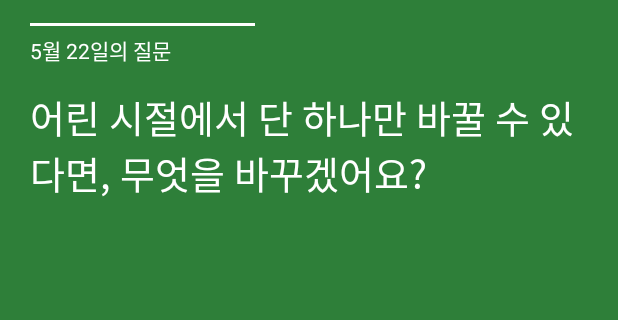
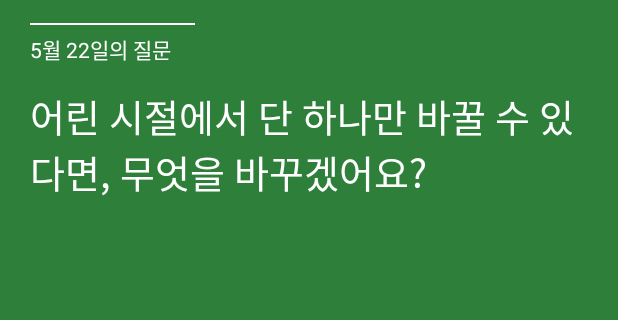
Before and after one commit to sungjunyoung/IFSay, an Android app: the IfsayActivity screen opened directly, with no data from a screen before it, on a phone screen of 412 x 824 dp, the part 104-424 px from its top. Run offline under Robolectric (Android 15) with nearby library versions, the phone set to English and light mode, and no system bars; libraries missing offline, so code that uses them is left out: io.realm; 6 statements that could not run were skipped.

Commit message:
김결인성쓰레기

```diff
--- a/app/src/main/java/com/flamerestaurant/ifsay/IfsayActivity.java
+++ b/app/src/main/java/com/flamerestaurant/ifsay/IfsayActivity.java
@@ -16,6 +16,8 @@ import com.flamerestaurant.ifsay.hue.HueManager;
 import com.flamerestaurant.ifsay.realm.Comment;
 import com.flamerestaurant.ifsay.realm.Ifsay;
 import com.flamerestaurant.ifsay.realm.Question;
+
+import java.text.SimpleDateFormat;
 
 import io.realm.Realm;
 import io.realm.RealmResults;
@@ -40,6 +42,10 @@ public class IfsayActivity extends Activity {
         Question question = realm.where(Question.class).equalTo("questionId", questionId).findFirst();
         TextView questionTitle = (TextView) findViewById(R.id.question_title);
         questionTitle.setText(question.getContent());
+
+        SimpleDateFormat sf = new SimpleDateFormat("MM월 dd일");
+        TextView date = (TextView) findViewById(R.id.ifsay_date);
+        date.setText(sf.format(question.getDate()) + "의 질문");
 
         results = realm.where(Ifsay.class).equalTo("questionId", questionId).findAllSorted("ifsayId", Sort.DESCENDING);
 
--- a/app/src/main/java/com/flamerestaurant/ifsay/SplashActivity.java
+++ b/app/src/main/java/com/flamerestaurant/ifsay/SplashActivity.java
@@ -50,8 +50,8 @@ public class SplashActivity extends Activity {
         realm.clear(Comment.class);
 
         RealmList<Question> questionList = new RealmList<Question>();
-        Question question1 = new Question(0,"어린 시절에서, 단 하나만 바꿀 수 있다면, 무엇을 바꾸겠어요?",new Date(2016,4,28));
-        Question question2 = new Question(1,"어제 봤는데, 오늘도 보고싶고, 내일도 보고싶은 인생의 영화는 무엇이었나요?",new Date(2016,4,19));
+        Question question1 = new Question(0,"어린 시절에서\n단 하나만 바꿀 수 있다면\n무엇을 바꾸겠어요?",new Date(2016,4,28));
+        Question question2 = new Question(1,"어제 보고, 오늘도 보고싶고, 내일도 보고싶은\n인생영화는 무엇인가요?",new Date(2016,4,19));
         Question question3 = new Question(2,"당신의 자서전 첫 문장은 어떻게 시작할까요?",new Date(2016,4,20));
         Question question4 = new Question(3,"오늘 10억원이 생겼습니다. 당신은 무엇을 할까요?",new Date(2016,4,21));
         Question question5 = new Question(4,"입원하기 직전으로 돌아간다면, 나는 무엇을 할까요?",new Date(2016,4,22));
--- a/app/src/main/res/layout/activity_ifsay.xml
+++ b/app/src/main/res/layout/activity_ifsay.xml
@@ -28,13 +28,14 @@
     </RelativeLayout>
 
     <View
-        android:layout_width="150dp"
-        android:layout_height="2dp"
+        android:layout_width="110dp"
+        android:layout_height="1dp"
         android:layout_marginLeft="20dp"
         android:layout_marginTop="15dp"
         android:background="#fff" />
 
     <TextView
+        android:id="@+id/ifsay_date"
         android:layout_width="wrap_content"
         android:layout_height="wrap_content"
         android:layout_marginLeft="20dp"
--- a/app/src/main/res/layout/activity_question.xml
+++ b/app/src/main/res/layout/activity_question.xml
@@ -18,8 +18,8 @@
         android:textSize="40sp" />
 
     <View
-        android:layout_width="150dp"
-        android:layout_height="2dp"
+        android:layout_width="110dp"
+        android:layout_height="1dp"
         android:layout_marginLeft="20dp"
         android:layout_marginTop="15dp"
         android:background="#fff" />
--- a/app/src/main/res/layout/layout_today_page.xml
+++ b/app/src/main/res/layout/layout_today_page.xml
@@ -17,7 +17,7 @@
         android:layout_marginTop="22dp"
         android:text="TITLE"
         android:textColor="#ffffff"
-        android:textSize="25dp" />
+        android:textSize="30dp" />
 
     <TextView
         android:id="@+id/today_body"
```
